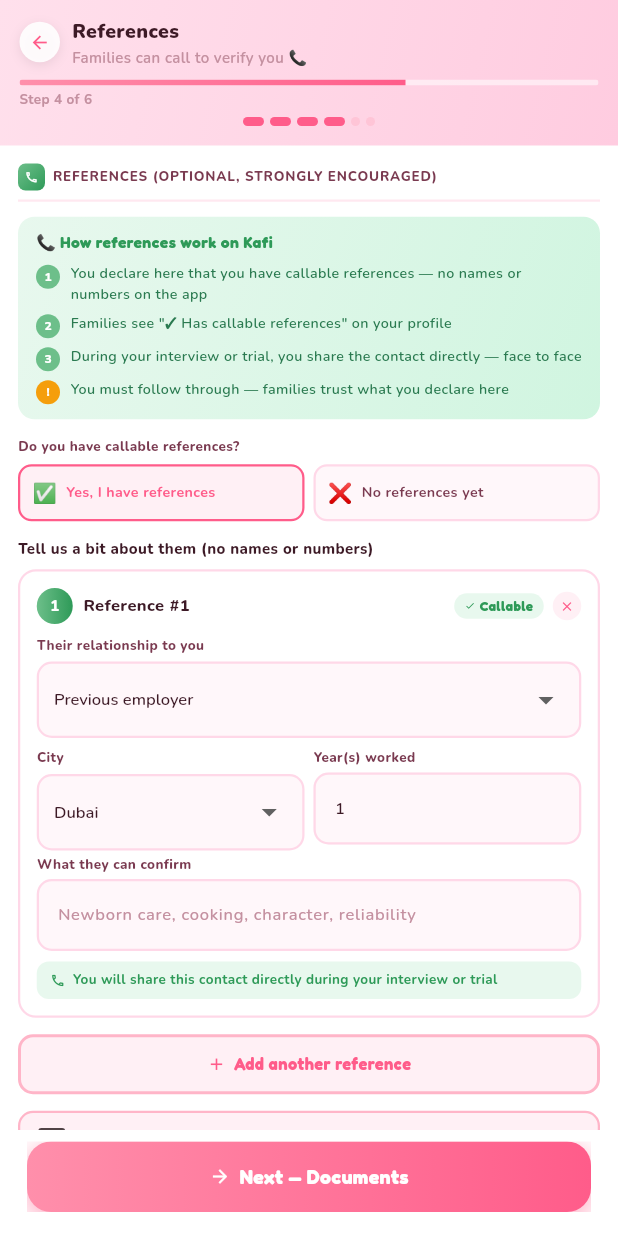
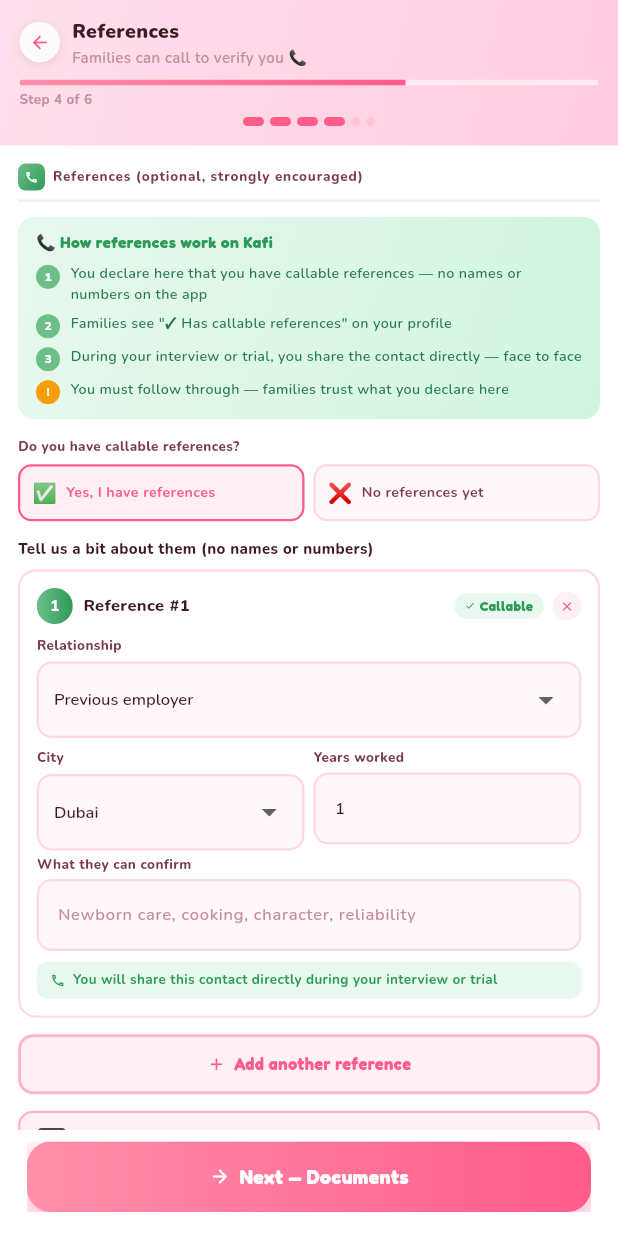
Before and after one commit to WaseemMirzaa/kafi, a Flutter app: the NannyRefsScreen screen opened by its route, after a tap on "Add another reference", on a phone screen of 412 x 824 dp. Run offline on Flutter 3.47's test engine with Material 3 defaults, Android fonts, the phone set to English and light mode, and no system bars; our stand-ins replace cloud_firestore, connectivity_plus, file_picker, firebase_auth, firebase_core, firebase_messaging and 9 more; accounts and stored records are empty.

Commit message:
i18n(mobile/nanny): localize experience + references screen labels (EN+AR)
l10n sweep (chunk 4), pass 2: route the experience and references screen
subtitles, section headers, field labels (job title, employer, city, dates,
duties, reason, relationship, years, what-they-confirm), declaration toggles,
add-buttons, and the share note through AppStrings. Reuses existing exp*/refs*
keys where present; 12 new keys (EN + AR, parity-verified).

Co-Authored-By: Claude Opus 4.8 <noreply@anthropic.com>
Claude-Session: https://claude.ai/code/session_01R6HmhD4i7vnEUZZUy5VfRt

```diff
--- a/kafi_app/lib/l10n/app_strings.dart
+++ b/kafi_app/lib/l10n/app_strings.dart
@@ -730,4 +730,18 @@ abstract class AppStrings {
   static const docEidSub = 'doc_eid_sub';
   static const docEidHave = 'doc_eid_have';
   static const docEidNone = 'doc_eid_none';
+
+  // Experience + references screen labels (l10n sweep)
+  static const expAddJob = 'exp_add_job';
+  static const expPreviousJob = 'exp_previous_job';
+  static const refsSubtitle = 'refs_subtitle';
+  static const refsHasYes = 'refs_has_yes';
+  static const refsHasNo = 'refs_has_no';
+  static const refsAboutThem = 'refs_about_them';
+  static const refsSectionHeader = 'refs_section_header';
+  static const refsHowWork = 'refs_how_work';
+  static const refsAddAnother = 'refs_add_another';
+  static const refsReferenceNum = 'refs_reference_num';
+  static const refsCallable = 'refs_callable';
+  static const refsShareNote = 'refs_share_note';
 }
--- a/kafi_app/lib/l10n/locales/ar_ae.dart
+++ b/kafi_app/lib/l10n/locales/ar_ae.dart
@@ -304,4 +304,18 @@ final Map<String, String> arAe = Map<String, String>.from(enUs)
     AppStrings.docEidSub: 'مطلوب فقط إذا كان لديك واحدة · تأشيرة زيارة / جديد في الإمارات = غير مطلوب',
     AppStrings.docEidHave: '✓ لدي بطاقة هوية — رفع',
     AppStrings.docEidNone: '🚫 لا أملك هوية (تأشيرة زيارة)',
+
+    // Experience + references screen labels (l10n sweep)
+    AppStrings.expAddJob: 'أضف وظيفة أخرى',
+    AppStrings.expPreviousJob: 'وظيفة سابقة',
+    AppStrings.refsSubtitle: 'يمكن للعائلات الاتصال للتحقق منك 📞',
+    AppStrings.refsHasYes: 'نعم، لدي مراجع',
+    AppStrings.refsHasNo: 'لا توجد مراجع بعد',
+    AppStrings.refsAboutThem: 'أخبرنا قليلاً عنهم (بدون أسماء أو أرقام)',
+    AppStrings.refsSectionHeader: 'المراجع (اختياري، موصى به بشدة)',
+    AppStrings.refsHowWork: '📞 كيف تعمل المراجع في كافي',
+    AppStrings.refsAddAnother: 'أضف مرجعًا آخر',
+    AppStrings.refsReferenceNum: 'مرجع رقم @num',
+    AppStrings.refsCallable: 'قابل للاتصال',
+    AppStrings.refsShareNote: 'ستشارك جهة الاتصال هذه مباشرة أثناء المقابلة أو التجربة',
   });
--- a/kafi_app/lib/l10n/locales/en_us.dart
+++ b/kafi_app/lib/l10n/locales/en_us.dart
@@ -725,4 +725,18 @@ const Map<String, String> enUs = {
   AppStrings.docEidSub: 'Only required if you have one · Visit visa / new to UAE = not needed',
   AppStrings.docEidHave: '✓ I have EID — upload',
   AppStrings.docEidNone: '🚫 No EID (visit visa)',
+
+  // Experience + references screen labels (l10n sweep)
+  AppStrings.expAddJob: 'Add another job',
+  AppStrings.expPreviousJob: 'Previous job',
+  AppStrings.refsSubtitle: 'Families can call to verify you 📞',
+  AppStrings.refsHasYes: 'Yes, I have references',
+  AppStrings.refsHasNo: 'No references yet',
+  AppStrings.refsAboutThem: 'Tell us a bit about them (no names or numbers)',
+  AppStrings.refsSectionHeader: 'References (optional, strongly encouraged)',
+  AppStrings.refsHowWork: '📞 How references work on Kafi',
+  AppStrings.refsAddAnother: 'Add another reference',
+  AppStrings.refsReferenceNum: 'Reference #@num',
+  AppStrings.refsCallable: 'Callable',
+  AppStrings.refsShareNote: 'You will share this contact directly during your interview or trial',
 };
--- a/kafi_app/lib/views/nanny/nanny_exp_screen.dart
+++ b/kafi_app/lib/views/nanny/nanny_exp_screen.dart
@@ -19,7 +19,7 @@ class NannyExpScreen extends GetView<NannyProfileController> {
     return KafiStepScaffold(
       step: 3,
       title: AppStrings.expTitle.tr,
-      subtitle: 'Show families your background',
+      subtitle: AppStrings.expSub.tr,
       onBack: editMode ? Get.back : null,
       footer: Obx(
         () => KafiPrimaryButton(
@@ -71,7 +71,7 @@ class NannyExpScreen extends GetView<NannyProfileController> {
             child: const Icon(Icons.work_outline, size: 9, color: Colors.white),
           ),
           const SizedBox(width: 5),
-          Text('WORK EXPERIENCE',
+          Text(AppStrings.expTitle.tr,
               style: KafiTheme.nunito(9, color: KafiColors.tm, w: FontWeight.w800).copyWith(letterSpacing: 0.54)),
         ],
       ),
@@ -104,7 +104,7 @@ class NannyExpScreen extends GetView<NannyProfileController> {
           children: [
             const Icon(Icons.add, size: 13, color: KafiColors.roseD),
             const SizedBox(width: 5),
-            Text('Add another job', style: KafiTheme.fredoka(11, color: KafiColors.roseD, w: FontWeight.w700)),
+            Text(AppStrings.expAddJob.tr, style: KafiTheme.fredoka(11, color: KafiColors.roseD, w: FontWeight.w700)),
           ],
         ),
       ),
@@ -228,7 +228,7 @@ class _ExpCardState extends State<_ExpCard> {
               ),
               const SizedBox(width: 7),
               Expanded(
-                child: Text('Previous job', style: KafiTheme.nunito(11, color: KafiColors.td, w: FontWeight.w800)),
+                child: Text(AppStrings.expPreviousJob.tr, style: KafiTheme.nunito(11, color: KafiColors.td, w: FontWeight.w800)),
               ),
               GestureDetector(
                 onTap: widget.onDelete,
@@ -242,25 +242,25 @@ class _ExpCardState extends State<_ExpCard> {
             ],
           ),
           const SizedBox(height: 8),
-          _label('Job title'),
+          _label(AppStrings.expJobTitle.tr),
           const SizedBox(height: 4),
           _dropdown(_jobTitle, NannyConstants.jobTitles, (v) {
             setState(() => _jobTitle = v ?? _jobTitle);
             _emit();
           }),
-          KafiTextField(label: 'Family / Employer name', controller: _employer, hint: 'e.g. Al Mansoori Family'),
-          KafiTextField(label: 'City & Country', controller: _city, hint: 'e.g. Dubai, UAE'),
+          KafiTextField(label: AppStrings.expEmployer.tr, controller: _employer, hint: 'e.g. Al Mansoori Family'),
+          KafiTextField(label: AppStrings.expCityCountry.tr, controller: _city, hint: 'e.g. Dubai, UAE'),
           Row(
             children: [
-              Expanded(child: _dateField('From', _from, () => _pickDate(true))),
+              Expanded(child: _dateField(AppStrings.expFrom.tr, _from, () => _pickDate(true))),
               const SizedBox(width: 6),
-              Expanded(child: _dateField('To', _to, () => _pickDate(false))),
+              Expanded(child: _dateField(AppStrings.expTo.tr, _to, () => _pickDate(false))),
             ],
           ),
           const SizedBox(height: 7),
-          KafiTextField(label: 'Children cared for', controller: _children, hint: 'e.g. 2 kids, ages 1 & 4'),
-          KafiTextField(label: 'Main duties', controller: _duties, maxLines: 3, hint: 'Cooking, school pickup, homework help…'),
-          _label('Reason for leaving'),
+          KafiTextField(label: AppStrings.expChildren.tr, controller: _children, hint: 'e.g. 2 kids, ages 1 & 4'),
+          KafiTextField(label: AppStrings.expDuties.tr, controller: _duties, maxLines: 3, hint: 'Cooking, school pickup, homework help…'),
+          _label(AppStrings.expReason.tr),
           const SizedBox(height: 4),
           _dropdown(_reason, NannyConstants.reasonsLeaving, (v) {
             setState(() => _reason = v ?? _reason);
--- a/kafi_app/lib/views/nanny/nanny_refs_screen.dart
+++ b/kafi_app/lib/views/nanny/nanny_refs_screen.dart
@@ -19,7 +19,7 @@ class NannyRefsScreen extends GetView<NannyProfileController> {
     return KafiStepScaffold(
       step: 4,
       title: AppStrings.refsTitle.tr,
-      subtitle: 'Families can call to verify you 📞',
+      subtitle: AppStrings.refsSubtitle.tr,
       onBack: editMode ? Get.back : null,
       footer: Obx(
         () => KafiPrimaryButton(
@@ -33,27 +33,27 @@ class NannyRefsScreen extends GetView<NannyProfileController> {
         _fsecHeader(),
         _howItWorksBanner(),
         const SizedBox(height: 12),
-        _fieldLabel('Do you have callable references?'),
+        _fieldLabel(AppStrings.refsHas.tr),
         const SizedBox(height: 5),
         Obx(() => Row(
               children: [
                 Expanded(child: _declarationTile(
                   emoji: '✅',
-                  label: 'Yes, I have references',
+                  label: AppStrings.refsHasYes.tr,
                   selected: controller.hasReferences.value,
                   onTap: () => controller.hasReferences.value = true,
                 )),
                 const SizedBox(width: 6),
                 Expanded(child: _declarationTile(
                   emoji: '❌',
-                  label: 'No references yet',
+                  label: AppStrings.refsHasNo.tr,
                   selected: !controller.hasReferences.value,
                   onTap: () => controller.hasReferences.value = false,
                 )),
               ],
             )),
         const SizedBox(height: 12),
-        Text('Tell us a bit about them (no names or numbers)',
+        Text(AppStrings.refsAboutThem.tr,
             style: KafiTheme.nunito(10, color: KafiColors.td, w: FontWeight.w800)),
         const SizedBox(height: 6),
         Obx(() => Column(
@@ -99,7 +99,7 @@ class NannyRefsScreen extends GetView<NannyProfileController> {
           ),
           const SizedBox(width: 5),
           Expanded(
-            child: Text('REFERENCES (OPTIONAL, STRONGLY ENCOURAGED)',
+            child: Text(AppStrings.refsSectionHeader.tr,
                 style: KafiTheme.nunito(9, color: KafiColors.tm, w: FontWeight.w800).copyWith(letterSpacing: 0.54)),
           ),
         ],
@@ -121,7 +121,7 @@ class NannyRefsScreen extends GetView<NannyProfileController> {
       child: Column(
         crossAxisAlignment: CrossAxisAlignment.start,
         children: [
-          Text('📞 How references work on Kafi',
+          Text(AppStrings.refsHowWork.tr,
               style: KafiTheme.fredoka(10.5, color: KafiColors.grnD, w: FontWeight.w800)),
           const SizedBox(height: 6),
           _howStep('1', 'You declare here that you have callable references — no names or numbers on the app', isWarn: false),
@@ -215,7 +215,7 @@ class NannyRefsScreen extends GetView<NannyProfileController> {
           children: [
             const Icon(Icons.add, size: 13, color: KafiColors.roseD),
             const SizedBox(width: 5),
-            Text('Add another reference', style: KafiTheme.fredoka(11, color: KafiColors.roseD, w: FontWeight.w700)),
+            Text(AppStrings.refsAddAnother.tr, style: KafiTheme.fredoka(11, color: KafiColors.roseD, w: FontWeight.w700)),
           ],
         ),
       ),
@@ -345,7 +345,7 @@ class _RefCardState extends State<_RefCard> {
                 ),
               ),
               const SizedBox(width: 7),
-              Text('Reference #${widget.index + 1}',
+              Text(AppStrings.refsReferenceNum.trParams({'num': '${widget.index + 1}'}),
                   style: KafiTheme.nunito(11, color: KafiColors.td, w: FontWeight.w800)),
               const Spacer(),
               Container(
@@ -356,7 +356,7 @@ class _RefCardState extends State<_RefCard> {
                   children: [
                     const Icon(Icons.check, size: 7, color: KafiColors.grnD),
                     const SizedBox(width: 3),
-                    Text('Callable', style: KafiTheme.fredoka(9, color: KafiColors.grnD, w: FontWeight.w700)),
+                    Text(AppStrings.refsCallable.tr, style: KafiTheme.fredoka(9, color: KafiColors.grnD, w: FontWeight.w700)),
                   ],
                 ),
               ),
@@ -373,7 +373,7 @@ class _RefCardState extends State<_RefCard> {
             ],
           ),
           const SizedBox(height: 8),
-          _label('Their relationship to you'),
+          _label(AppStrings.refsRel.tr),
           const SizedBox(height: 4),
           _dropdown(_relationship, NannyConstants.referenceRelations, (v) {
             setState(() => _relationship = v ?? _relationship);
@@ -387,7 +387,7 @@ class _RefCardState extends State<_RefCard> {
                 child: Column(
                   crossAxisAlignment: CrossAxisAlignment.start,
                   children: [
-                    _label('City'),
+                    _label(AppStrings.refsCity.tr),
                     const SizedBox(height: 4),
                     _dropdown(_city, _cities, (v) {
                       setState(() => _city = v ?? _city);
@@ -399,7 +399,7 @@ class _RefCardState extends State<_RefCard> {
               const SizedBox(width: 6),
               Expanded(
                 child: KafiTextField(
-                  label: 'Year(s) worked',
+                  label: AppStrings.refsYears.tr,
                   controller: _years,
                   keyboardType: TextInputType.number,
                   hint: 'e.g. 2',
@@ -408,7 +408,7 @@ class _RefCardState extends State<_RefCard> {
             ],
           ),
           KafiTextField(
-            label: 'What they can confirm',
+            label: AppStrings.refsCanConfirm.tr,
             controller: _canConfirm,
             hint: 'Newborn care, cooking, character, reliability',
           ),
@@ -420,7 +420,7 @@ class _RefCardState extends State<_RefCard> {
                 const Icon(Icons.phone_outlined, size: 10, color: KafiColors.grnD),
                 const SizedBox(width: 5),
                 Expanded(
-                  child: Text('You will share this contact directly during your interview or trial',
+                  child: Text(AppStrings.refsShareNote.tr,
                       style: KafiTheme.nunito(9, color: KafiColors.grnD, w: FontWeight.w700)),
                 ),
               ],
```
